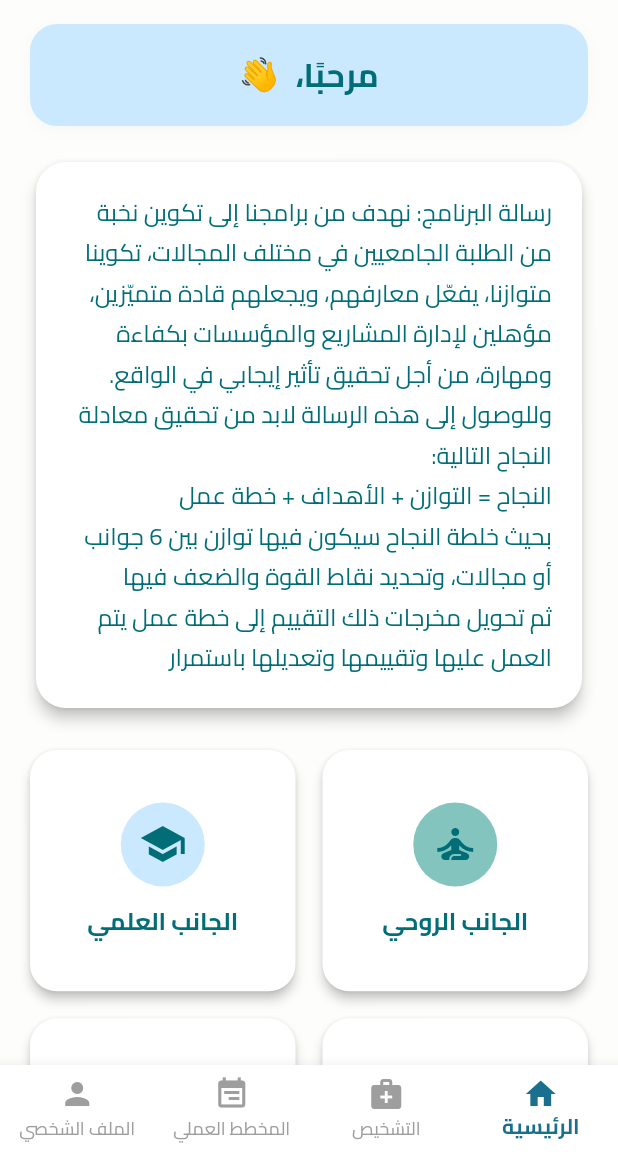
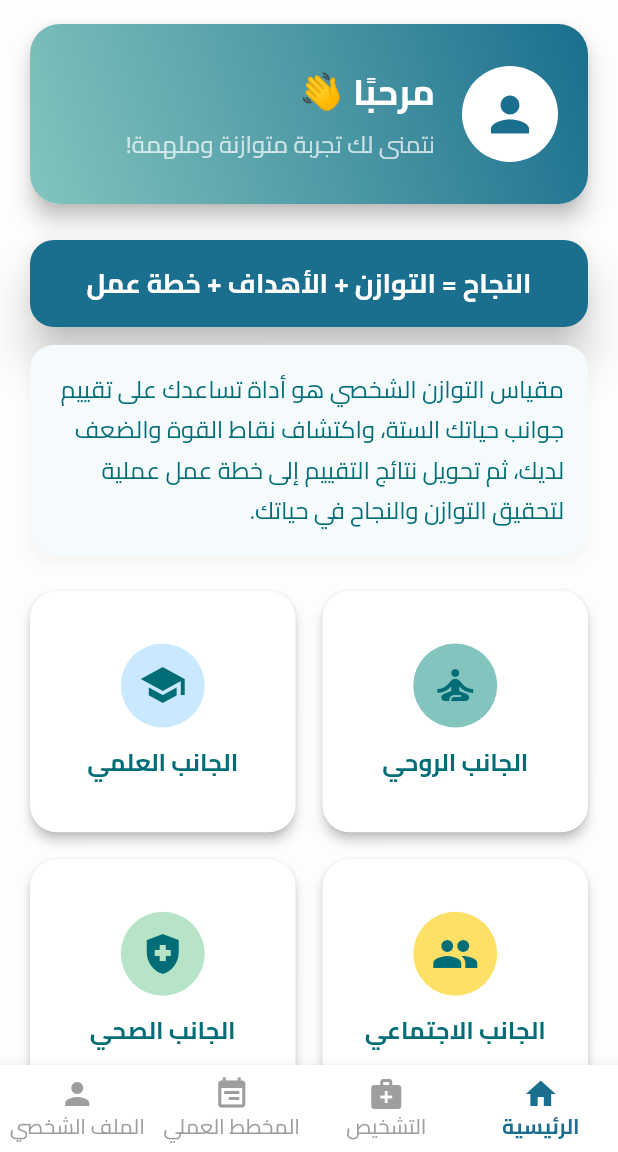
Before and after one commit to ilyesblidi/Mekyas-Tawazoun, a Flutter app: the screen it shows once a user with an empty profile is signed in, on a phone screen of 412 x 824 dp, the part 84-1236 px from its top. Run offline on Flutter 3.47's test engine with Material 3 defaults, Android fonts, the phone set to English and light mode, and no system bars; our stand-ins replace cloud_firestore, firebase_auth, firebase_core, share_plus, shared_preferences, timeline_tile; missing offline and left inert: flutter_radar_chart, gsheets; accounts and stored records are empty; statements that could not run were skipped; key blocks and very long unbroken strings in the code were emptied for the run.

Commit message:
feat: Add URL launcher and share functionality, enhance HomePage UI with welcome card

```diff
--- a/lib/assets/questions.json
+++ b/lib/assets/questions.json
@@ -24,12 +24,12 @@
     "أهتم بنوعية غذائي وتناول الخضار والفواكه",
     "أحصل على قسط كافٍ من النوم والراحة يوميًا"
   ],
-  "الجانب_النفسي": [
+  "جانب_تطوير_المهارات": [
     "أحافظ على حالة نفسية مستقرة رغم الضغوط",
     "أعبر عن مشاعري بطريقة صحية وأطلب الدعم عند الحاجة",
     "أمارس تمارين الاسترخاء أو التأمل للتخفيف من التوتر"
   ],
-  "الجانب_المهني_أو_المادي": [
+  "الجانب_المالي": [
     "أحدد أهدافي المهنية وأسعى لتحقيقها بخطوات واضحة",
     "أدير مصروفي الشخصي بوعي وأضع ميزانية مناسبة",
     "أبحث عن فرص تطوير ذاتي في المجال المهني"
--- a/lib/pages/home_page.dart
+++ b/lib/pages/home_page.dart
@@ -1,16 +1,81 @@
 import 'package:flutter/material.dart';
 import 'package:timeline_tile/timeline_tile.dart';
+
+// Enhanced Welcome User Card
+class _WelcomeUserCard extends StatelessWidget {
+  final String firstName;
+
+  const _WelcomeUserCard({required this.firstName});
+
+  @override
+  Widget build(BuildContext context) {
+    return Card(
+      elevation: 6,
+      shape: RoundedRectangleBorder(borderRadius: BorderRadius.circular(20)),
+      margin: const EdgeInsets.only(bottom: 24),
+      child: Container(
+        decoration: BoxDecoration(
+          borderRadius: BorderRadius.circular(20),
+          gradient: const LinearGradient(
+            colors: [Color(0xFF1A6F8E), Color(0xFF83C5BE)],
+            begin: Alignment.topRight,
+            end: Alignment.bottomLeft,
+          ),
+        ),
+        padding: const EdgeInsets.symmetric(vertical: 28, horizontal: 20),
+        child: Row(
+          children: [
+            CircleAvatar(
+              radius: 32,
+              backgroundColor: Colors.white,
+              child: Icon(Icons.person, color: Color(0xFF1A6F8E), size: 38),
+            ),
+            const SizedBox(width: 18),
+            Expanded(
+              child: Column(
+                crossAxisAlignment: CrossAxisAlignment.start,
+                children: [
+                  Text(
+                    'مرحبًا${firstName.isNotEmpty ? '، $firstName' : ''} 👋',
+                    style: const TextStyle(
+                      fontFamily: 'Cairo',
+                      fontSize: 24,
+                      fontWeight: FontWeight.bold,
+                      color: Colors.white,
+                      letterSpacing: 0.5,
+                    ),
+                  ),
+                  const SizedBox(height: 6),
+                  const Text(
+                    'نتمنى لك تجربة متوازنة وملهمة!',
+                    style: TextStyle(
+                      fontFamily: 'Cairo',
+                      fontSize: 16,
+                      color: Colors.white70,
+                    ),
+                  ),
+                ],
+              ),
+            ),
+          ],
+        ),
+      ),
+    );
+  }
+}
 
 class HomePage extends StatefulWidget {
   final String firstName;
   final String lastName;
   final bool isLoading;
+  final VoidCallback onStartDiagnostic;
 
   const HomePage({
     super.key,
     required this.firstName,
     required this.lastName,
     required this.isLoading,
+    required this.onStartDiagnostic,
   });
 
   @override
@@ -44,7 +109,8 @@ import 'package:timeline_tile/timeline_tile.dart';
         ),
       ),
       body: SafeArea(
-            child: widget.isLoading
+        child:
+            widget.isLoading
                 ? const Center(child: CircularProgressIndicator())
                 : SingleChildScrollView(
                   padding: const EdgeInsets.symmetric(
@@ -54,47 +120,14 @@ import 'package:timeline_tile/timeline_tile.dart';
                   child: Column(
                     crossAxisAlignment: CrossAxisAlignment.stretch,
                     children: [
-                        // Welcome message
-                        Container(
-                          margin: const EdgeInsets.only(bottom: 20),
-                          padding: const EdgeInsets.symmetric(
-                            vertical: 18,
-                            horizontal: 18,
-                          ),
-                          decoration: BoxDecoration(
-                            color: const Color(0xFFCAE9FF),
-                            borderRadius: BorderRadius.circular(18),
-                            boxShadow: [
-                              BoxShadow(
-                                color: Colors.grey.withOpacity(0.08),
-                                blurRadius: 8,
-                                offset: const Offset(0, 2),
-                              ),
-                            ],
-                          ),
-                          child: Text(
-                            'مرحبًا، ${widget.firstName.isNotEmpty ? widget.firstName : ''} 👋',
-                            style: const TextStyle(
-                              fontFamily: 'Cairo',
-                              fontSize: 22,
-                              fontWeight: FontWeight.bold,
-                              color: Color(0xFF006D77),
-                              letterSpacing: 0.5,
-                            ),
-                            textAlign: TextAlign.center,
-                          ),
-                        ),
+                      _WelcomeUserCard(firstName: widget.firstName),
                       const _ProgramMessageCard(),
                       const SizedBox(height: 24),
                       const _DimensionsGrid(),
                       const SizedBox(height: 32),
                       const _VerticalTimeline(),
                       const SizedBox(height: 32),
-                        _StartButton(
-                          onPressed: () {
-                            // TODO: Navigate to assessment
-                          },
-                        ),
+                      _StartButton(onPressed: widget.onStartDiagnostic),
                     ],
                   ),
                 ),
@@ -103,24 +136,56 @@ import 'package:timeline_tile/timeline_tile.dart';
   }
 }
 
+
 // 1. Program Message Card
 class _ProgramMessageCard extends StatelessWidget {
   const _ProgramMessageCard();
 
   @override
   Widget build(BuildContext context) {
-        return Card(
-          elevation: 4,
+    return Column(
+      crossAxisAlignment: CrossAxisAlignment.end,
+      children: [
+        // Slogan Card
+        Card(
+          color: const Color(0xFF1A6F8E),
+          elevation: 12,
+          shape: RoundedRectangleBorder(
+            borderRadius: BorderRadius.circular(16),
+          ),
+          margin: const EdgeInsets.only(bottom: 12),
+          child: Padding(
+            padding: const EdgeInsets.symmetric(vertical: 16, horizontal: 12),
+            child: Center(
+              child: Text(
+                'النجاح = التوازن + الأهداف + خطة عمل',
+                style: const TextStyle(
+                  fontFamily: 'Cairo',
+                  fontSize: 18,
+                  fontWeight: FontWeight.bold,
                   color: Colors.white,
-          shape: RoundedRectangleBorder(borderRadius: BorderRadius.circular(20)),
-          child: Padding(
-            padding: const EdgeInsets.all(20),
+                ),
+                textAlign: TextAlign.center,
+              ),
+            ),
+          ),
+        ),
+        // Description Section
+        Container(
+          padding: const EdgeInsets.all(16),
+          decoration: BoxDecoration(
+            color: const Color(0xFFF5FAFC),
+            borderRadius: BorderRadius.circular(16),
+            boxShadow: [
+              BoxShadow(
+                color: Colors.grey.withOpacity(0.1),
+                blurRadius: 8,
+                offset: const Offset(0, 4),
+              ),
+            ],
+          ),
           child: Text(
-              'رسالة البرنامج: نهدف من برامجنا إلى تكوين نخبة من الطلبة الجامعيين في مختلف المجالات، تكوينا متوازنا، يفعّل معارفهم، ويجعلهم قادة متميّزين، مؤهلين لإدارة المشاريع والمؤسسات بكفاءة ومهارة، من أجل تحقيق تأثير إيجابي في الواقع.\n'
-              'وللوصول إلى هذه الرسالة لابد من تحقيق معادلة النجاح التالية:\n'
-              'النجاح = التوازن + الأهداف + خطة عمل\n'
-              'بحيث خلطة النجاح سيكون فيها توازن بين 6 جوانب أو مجالات، وتحديد نقاط القوة والضعف فيها\n'
-              'ثم تحويل مخرجات ذلك التقييم إلى خطة عمل يتم العمل عليها وتقييمها وتعديلها باستمرار',
+            'مقياس التوازن الشخصي هو أداة تساعدك على تقييم جوانب حياتك الستة، واكتشاف نقاط القوة والضعف لديك، ثم تحويل نتائج التقييم إلى خطة عمل عملية لتحقيق التوازن والنجاح في حياتك.',
             style: const TextStyle(
               fontFamily: 'Cairo',
               fontSize: 16,
@@ -130,6 +195,7 @@ import 'package:timeline_tile/timeline_tile.dart';
             textAlign: TextAlign.right,
           ),
         ),
+      ],
     );
   }
 }
@@ -233,7 +299,8 @@ import 'package:timeline_tile/timeline_tile.dart';
         onTap: () {
           showDialog(
             context: context,
-                builder: (_) => AlertDialog(
+            builder:
+                (_) => AlertDialog(
                   shape: RoundedRectangleBorder(
                     borderRadius: BorderRadius.circular(20),
                   ),
@@ -303,7 +370,7 @@ import 'package:timeline_tile/timeline_tile.dart';
   }
 }
 
-
+// 3. Vertical Timeline
 class _VerticalTimeline extends StatelessWidget {
   const _VerticalTimeline();
 
@@ -375,7 +442,10 @@ import 'package:timeline_tile/timeline_tile.dart';
                     color: const Color(0xFFF6FFF8),
                     borderRadius: BorderRadius.circular(16),
                   ),
-                      padding: const EdgeInsets.symmetric(vertical: 12, horizontal: 16),
+                  padding: const EdgeInsets.symmetric(
+                    vertical: 12,
+                    horizontal: 16,
+                  ),
                   child: Column(
                     crossAxisAlignment: CrossAxisAlignment.end,
                     children: [
--- a/lib/pages/main_page.dart
+++ b/lib/pages/main_page.dart
@@ -42,7 +42,9 @@ class _MainPageState extends State<MainPage> {
   }
 
   List<Widget> get _pages => [
-    HomePage(firstName: firstName, lastName: lastName, isLoading: isLoading),
+    HomePage(firstName: firstName, lastName: lastName, isLoading: isLoading,
+      onStartDiagnostic: () => setState(() => _selectedIndex = 1),
+    ),
     const DiagnosticPage(),
     const ActionPlanPage(),
     const ProfilePage(),
@@ -63,24 +65,19 @@ class _MainPageState extends State<MainPage> {
           selectedLabelStyle: const TextStyle(
             fontFamily: 'Cairo',
             fontWeight: FontWeight.bold,
+            fontSize: 14, // Set a fixed size
           ),
-          unselectedLabelStyle: const TextStyle(fontFamily: 'Cairo'),
+          unselectedLabelStyle: const TextStyle(
+            fontFamily: 'Cairo',
+            fontSize: 14, // Match the selected size
+          ),
           currentIndex: _selectedIndex,
           onTap: (index) => setState(() => _selectedIndex = index),
           items: const [
             BottomNavigationBarItem(icon: Icon(Icons.home), label: 'الرئيسية'),
-            BottomNavigationBarItem(
-              icon: Icon(Icons.medical_services),
-              label: 'التشخيص',
-            ),
-            BottomNavigationBarItem(
-              icon: Icon(Icons.event_note),
-              label: 'المخطط العملي',
-            ),
-            BottomNavigationBarItem(
-              icon: Icon(Icons.person),
-              label: 'الملف الشخصي',
-            ),
+            BottomNavigationBarItem(icon: Icon(Icons.medical_services), label: 'التشخيص'),
+            BottomNavigationBarItem(icon: Icon(Icons.event_note), label: 'المخطط العملي'),
+            BottomNavigationBarItem(icon: Icon(Icons.person), label: 'الملف الشخصي'),
           ],
         ),
       ),
```
Also changed, not shown: lib/pages/profile_page.dart (+42 -20 lines), pubspec.lock, 5 other files. Lines whose indentation alone changed are shown as unchanged.
